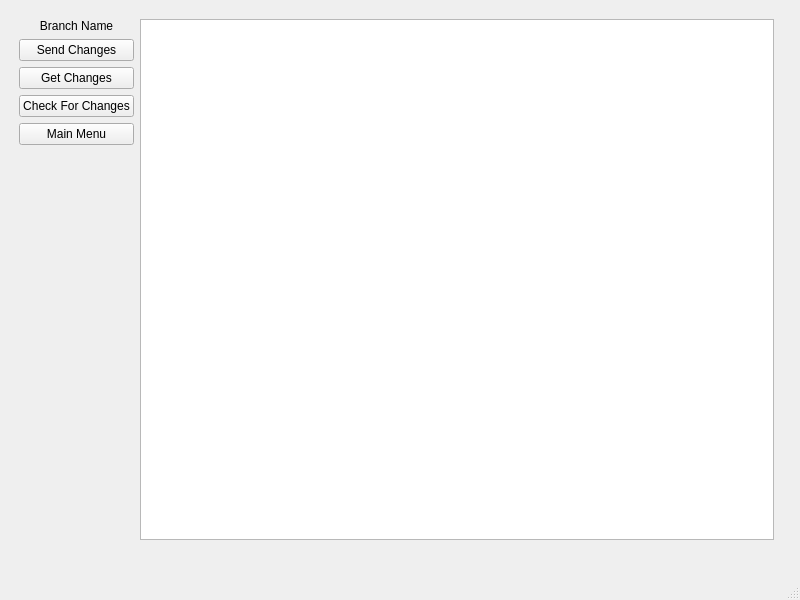
The window that meg_runtime/ui/repopanel.ui (MultimediaExtensibleGit/Runtime) describes before a commit, drawn with Qt 5.
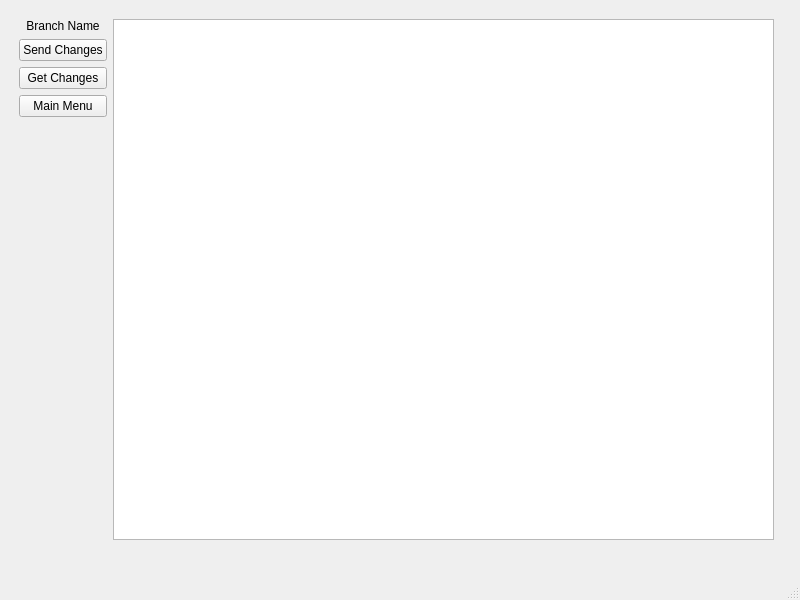
The same window after the commit.

Commit message: Add clicking functionality and button handlers

```diff
--- a/meg_runtime/ui/repopanel.ui
+++ b/meg_runtime/ui/repopanel.ui
@@ -50,13 +50,6 @@
          </property>
         </widget>
        </item>
-       <item>
-        <widget class="QPushButton" name="checkChanges">
-         <property name="text">
-          <string>Check For Changes</string>
-         </property>
-        </widget>
-       </item>
        <item>
         <widget class="QPushButton" name="mainMenu">
          <property name="text">
```
The commit also changes 11 other files.
